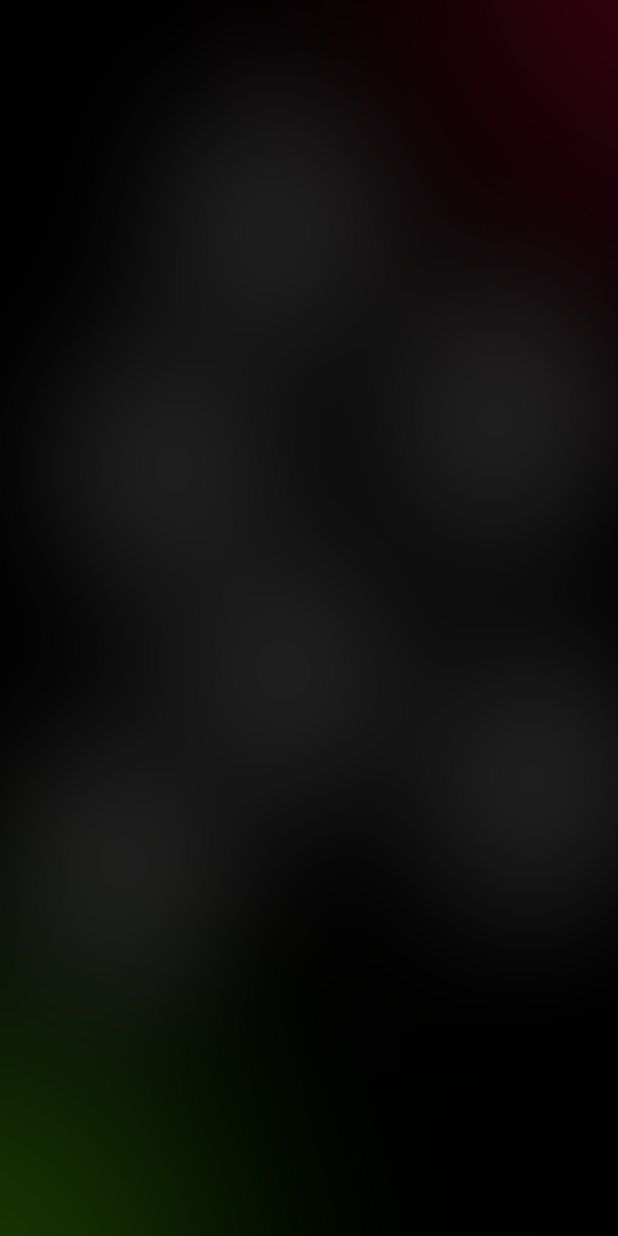
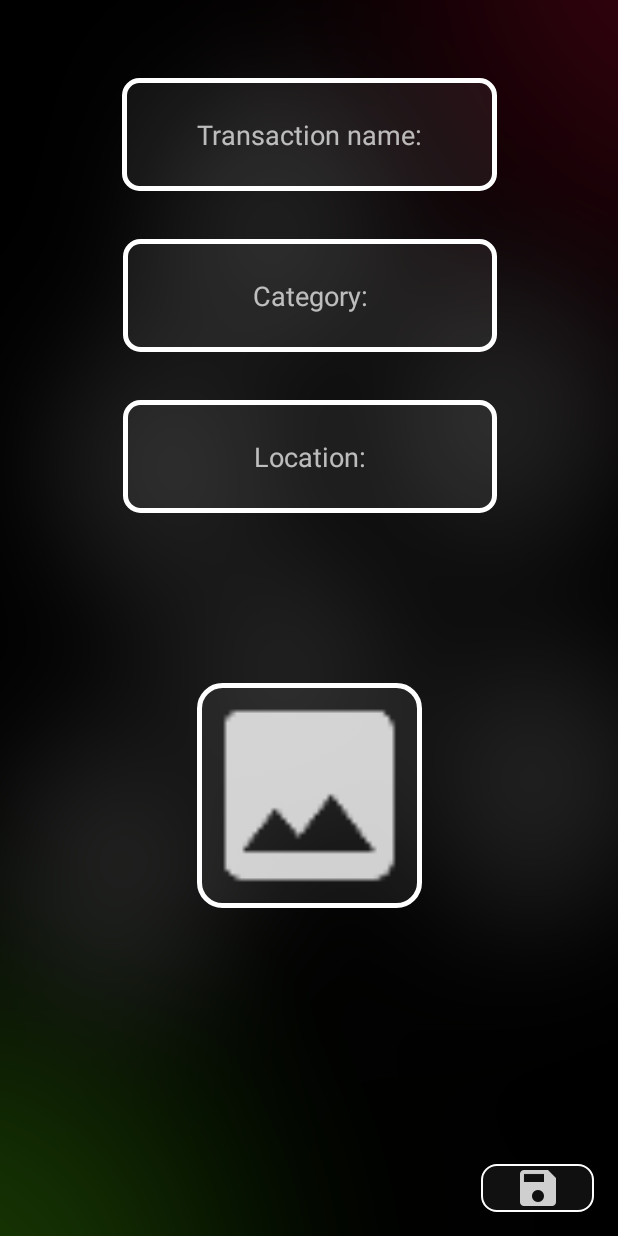
Before and after one commit to tstites14/Personal-Expenditures, an Android app: the AddReceiptFragment screen opened directly, with no data from a screen before it, on a phone screen of 412 x 824 dp. Run offline under Robolectric (Android 15) with nearby library versions, the phone set to English and light mode, and no system bars.

Commit message:
Add UI to add_receipt fragment

```diff
--- /dev/null
+++ b/app/src/main/res/drawable/edittext_back.xml
@@ -0,0 +1,17 @@
+<?xml version="1.0" encoding="utf-8"?>
+<selector xmlns:android="http://schemas.android.com/apk/res/android">
+    <item>
+        <shape
+            android:shape="rectangle">
+            <solid android:color="@color/buttonBackground"/>
+            <stroke
+                android:color="@color/buttonBorder"
+                android:width="3dp"/>
+            <size
+                android:width="250dp"
+                android:height="75dp"/>
+            <corners
+                android:radius="10dp"/>
+        </shape>
+    </item>
+</selector>
--- /dev/null
+++ b/app/src/main/res/drawable/receipt_image_back.xml
@@ -0,0 +1,16 @@
+<?xml version="1.0" encoding="utf-8"?>
+<selector xmlns:android="http://schemas.android.com/apk/res/android">
+    <item>
+        <shape android:shape="rectangle">
+            <size
+                android:width="150dp"
+                android:height="150dp"/>
+            <solid android:color="@color/buttonBackground"/>
+            <stroke
+                android:color="@color/buttonBorder"
+                android:width="3dp"/>
+            <corners
+                android:radius="15dp"/>
+        </shape>
+    </item>
+</selector>
--- a/app/src/main/res/layout/fragment_add.xml
+++ b/app/src/main/res/layout/fragment_add.xml
@@ -1,5 +1,5 @@
 <?xml version="1.0" encoding="utf-8"?>
-<android.support.constraint.ConstraintLayout
+<android.support.constraint.ConstraintLayout xmlns:app="http://schemas.android.com/apk/res-auto"
     android:id="@+id/addFragment"
     xmlns:android="http://schemas.android.com/apk/res/android"
     android:layout_width="match_parent"
@@ -7,4 +7,82 @@
     android:orientation="vertical"
     android:background="@drawable/backdrop">
 
+    <EditText
+        android:id="@+id/edt_title"
+        android:layout_width="wrap_content"
+        android:layout_height="wrap_content"
+        android:layout_marginEnd="8dp"
+        android:layout_marginStart="8dp"
+        android:layout_marginTop="52dp"
+        android:background="@drawable/edittext_back"
+        android:hint="@string/edt_title"
+        android:inputType="text"
+        android:textAlignment="center"
+        android:textSize="18sp"
+        app:layout_constraintEnd_toEndOf="parent"
+        app:layout_constraintStart_toStartOf="parent"
+        app:layout_constraintTop_toTopOf="parent" />
+
+    <EditText
+        android:id="@+id/edt_category"
+        android:layout_width="249dp"
+        android:layout_height="wrap_content"
+        android:layout_marginEnd="8dp"
+        android:layout_marginStart="8dp"
+        android:layout_marginTop="32dp"
+        android:background="@drawable/edittext_back"
+        android:hint="@string/edt_category"
+        android:inputType="text"
+        android:textAlignment="center"
+        android:textSize="18sp"
+        app:layout_constraintEnd_toEndOf="parent"
+        app:layout_constraintHorizontal_bias="0.505"
+        app:layout_constraintStart_toStartOf="parent"
+        app:layout_constraintTop_toBottomOf="@+id/edt_title" />
+
+    <EditText
+        android:id="@+id/edt_location"
+        android:layout_width="249dp"
+        android:layout_height="wrap_content"
+        android:layout_marginEnd="8dp"
+        android:layout_marginStart="8dp"
+        android:layout_marginTop="32dp"
+        android:background="@drawable/edittext_back"
+        android:hint="@string/edt_location"
+        android:inputType="text"
+        android:textAlignment="center"
+        android:textSize="18sp"
+        app:layout_constraintEnd_toEndOf="parent"
+        app:layout_constraintHorizontal_bias="0.505"
+        app:layout_constraintStart_toStartOf="parent"
+        app:layout_constraintTop_toBottomOf="@+id/edt_category" />
+
+    <ImageView
+        android:id="@+id/add_receipt_image"
+        android:layout_width="wrap_content"
+        android:layout_height="wrap_content"
+        android:layout_marginBottom="8dp"
+        android:layout_marginEnd="8dp"
+        android:layout_marginStart="8dp"
+        android:layout_marginTop="8dp"
+        android:background="@drawable/receipt_image_back"
+        android:contentDescription="@string/img_RVThumb"
+        android:src="@drawable/null_image"
+        app:layout_constraintBottom_toBottomOf="parent"
+        app:layout_constraintEnd_toEndOf="parent"
+        app:layout_constraintStart_toStartOf="parent"
+        app:layout_constraintTop_toBottomOf="@+id/edt_location"
+        app:layout_constraintVertical_bias="0.333" />
+
+    <ImageButton
+        android:id="@+id/btn_saveReceipt"
+        android:layout_width="wrap_content"
+        android:layout_height="wrap_content"
+        android:layout_marginBottom="16dp"
+        android:layout_marginEnd="16dp"
+        android:background="@drawable/button"
+        android:src="@drawable/save_receipt"
+        android:contentDescription="@string/img_saveButton"
+        app:layout_constraintBottom_toBottomOf="parent"
+        app:layout_constraintEnd_toEndOf="parent" />
 </android.support.constraint.ConstraintLayout>
--- a/app/src/main/res/values/strings.xml
+++ b/app/src/main/res/values/strings.xml
@@ -5,4 +5,8 @@
     <string name="txt_title">Title</string>
     <string name="txt_category">Category</string>
     <string name="img_RVThumb">Image of a transaction\'s receipt (if available)</string>
+    <string name="img_saveButton">Image of a save icon</string>
+    <string name="edt_title">Transaction name:</string>
+    <string name="edt_category">Category:</string>
+    <string name="edt_location">Location:</string>
 </resources>
```
Also changed, not shown: app/src/main/res/drawable-hdpi/save_receipt.png (added), app/src/main/res/drawable-mdpi/save_receipt.png (added), app/src/main/res/drawable-xhdpi/save_receipt.png (added), app/src/main/res/drawable-xxhdpi/save_receipt.png (added).
